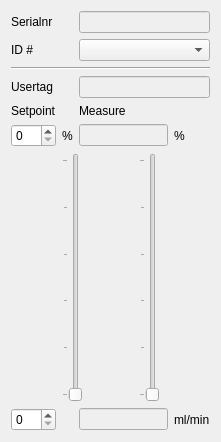
The window that ui/flowchannel.ui (ArJKloek/FlowControl) describes before a commit, drawn with Qt 5.
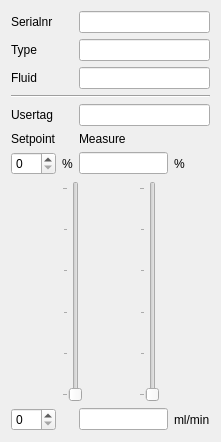
The same window after the commit.

Diff of the .ui file:
```diff
--- a/ui/flowchannel.ui
+++ b/ui/flowchannel.ui
@@ -14,7 +14,17 @@
    <string>FlowChannel</string>
   </property>
   <layout class="QGridLayout" name="gridLayout">
-   <item row="6" column="0" colspan="4">
+   <item row="5" column="2" colspan="2">
+    <widget class="QLineEdit" name="le_usertag">
+     <property name="enabled">
+      <bool>true</bool>
+     </property>
+     <property name="readOnly">
+      <bool>true</bool>
+     </property>
+    </widget>
+   </item>
+   <item row="8" column="0" colspan="4">
     <layout class="QHBoxLayout" name="horizontalLayout">
      <item>
       <widget class="QSlider" name="vs_setpoint">
@@ -60,21 +70,27 @@
      </property>
     </widget>
    </item>
-   <item row="5" column="2">
-    <widget class="QLineEdit" name="le_measure_percent">
-     <property name="enabled">
-      <bool>false</bool>
-     </property>
-    </widget>
-   </item>
    <item row="7" column="2">
+    <widget class="QLineEdit" name="le_measure_percent">
+     <property name="enabled">
+      <bool>true</bool>
+     </property>
+     <property name="readOnly">
+      <bool>true</bool>
+     </property>
+    </widget>
+   </item>
+   <item row="9" column="2">
     <widget class="QLineEdit" name="le_measure_flow">
      <property name="enabled">
-      <bool>false</bool>
+      <bool>true</bool>
+     </property>
+     <property name="readOnly">
+      <bool>true</bool>
      </property>
     </widget>
    </item>
-   <item row="4" column="0">
+   <item row="6" column="0">
     <widget class="QLabel" name="lb_setpoint">
      <property name="text">
       <string>Setpoint</string>
@@ -84,72 +100,92 @@
    <item row="0" column="2" colspan="2">
     <widget class="QLineEdit" name="le_serial">
      <property name="enabled">
-      <bool>false</bool>
+      <bool>true</bool>
+     </property>
+     <property name="readOnly">
+      <bool>true</bool>
      </property>
     </widget>
    </item>
    <item row="1" column="0">
     <widget class="QLabel" name="lb_ID">
      <property name="text">
-      <string>ID #</string>
+      <string>Type</string>
      </property>
     </widget>
    </item>
-   <item row="4" column="2">
+   <item row="6" column="2">
     <widget class="QLabel" name="lb_measure">
      <property name="text">
       <string>Measure</string>
      </property>
     </widget>
    </item>
-   <item row="1" column="2" colspan="2">
-    <widget class="QComboBox" name="cb_ID"/>
-   </item>
-   <item row="2" column="0" colspan="4">
+   <item row="4" column="0" colspan="4">
     <widget class="Line" name="line">
      <property name="orientation">
       <enum>Qt::Horizontal</enum>
      </property>
     </widget>
    </item>
-   <item row="5" column="3">
-    <widget class="QLabel" name="lb_measure_percent">
-     <property name="text">
-      <string>%</string>
-     </property>
-    </widget>
-   </item>
    <item row="7" column="3">
+    <widget class="QLabel" name="lb_measure_percent">
+     <property name="text">
+      <string>%</string>
+     </property>
+    </widget>
+   </item>
+   <item row="9" column="3">
     <widget class="QLabel" name="lb_flow">
      <property name="text">
       <string>ml/min</string>
      </property>
     </widget>
    </item>
-   <item row="5" column="1">
+   <item row="7" column="1">
     <widget class="QLabel" name="lb_sp_percent">
      <property name="text">
       <string>%</string>
      </property>
     </widget>
    </item>
-   <item row="3" column="0">
+   <item row="5" column="0">
     <widget class="QLabel" name="lb_usertag">
      <property name="text">
       <string>Usertag</string>
      </property>
     </widget>
    </item>
-   <item row="7" column="0">
+   <item row="9" column="0">
     <widget class="QSpinBox" name="sb_setpoint_flow"/>
    </item>
-   <item row="5" column="0">
+   <item row="7" column="0">
     <widget class="QSpinBox" name="sb_setpoint_percent"/>
    </item>
-   <item row="3" column="2" colspan="2">
-    <widget class="QLineEdit" name="le_usertag">
+   <item row="1" column="2" colspan="2">
+    <widget class="QLineEdit" name="le_type">
      <property name="enabled">
-      <bool>false</bool>
+      <bool>true</bool>
+     </property>
+     <property name="readOnly">
+      <bool>true</bool>
+     </property>
+    </widget>
+   </item>
+   <item row="2" column="0">
+    <widget class="QLabel" name="lb_fluid">
+     <property name="text">
+      <string>Fluid</string>
+     </property>
+    </widget>
+   </item>
+   <item row="2" column="2" colspan="2">
+    <widget class="QLineEdit" name="le_fluid">
+     <property name="enabled">
+      <bool>true</bool>
+     </property>
+     <property name="readOnly">
+      <bool>true</bool>
      </property>
     </widget>
    </item>
```
